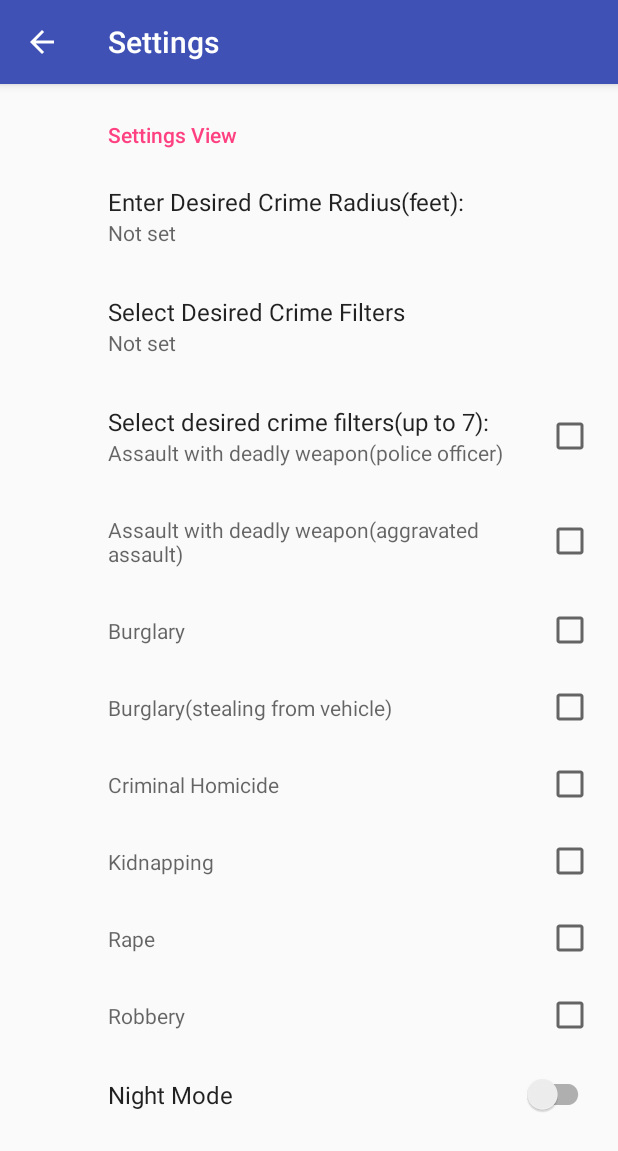
After one commit to Jsroach/CS275-Final-project, an Android app: the SettingsActivity screen opened directly, with no data from a screen before it, on a phone screen of 412 x 824 dp. The commit adds this screen. Shown: the top 1151 px of the screen. Run offline under Robolectric (Android 15) with nearby library versions, the phone set to English and light mode, and no system bars; our stand-ins replace androidx.preference.

Commit message:
Added checkboxes to settings activity

```diff
--- /dev/null
+++ b/StyledMap/app/src/main/java/com/example/styledmap/SettingsActivity.java
@@ -0,0 +1,31 @@
+package com.example.styledmap;
+
+import android.os.Bundle;
+
+import androidx.appcompat.app.ActionBar;
+import androidx.appcompat.app.AppCompatActivity;
+import androidx.preference.PreferenceFragmentCompat;
+
+public class SettingsActivity extends AppCompatActivity {
+
+    @Override
+    protected void onCreate(Bundle savedInstanceState) {
+        super.onCreate(savedInstanceState);
+        setContentView(R.layout.settings_activity);
+        getSupportFragmentManager()
+                .beginTransaction()
+                .replace(R.id.settings, new SettingsFragment())
+                .commit();
+        ActionBar actionBar = getSupportActionBar();
+        if (actionBar != null) {
+            actionBar.setDisplayHomeAsUpEnabled(true);
+        }
+    }
+
+    public static class SettingsFragment extends PreferenceFragmentCompat {
+        @Override
+        public void onCreatePreferences(Bundle savedInstanceState, String rootKey) {
+            setPreferencesFromResource(R.xml.root_preferences, rootKey);
+        }
+    }
+}
--- /dev/null
+++ b/StyledMap/app/src/main/res/layout/settings_activity.xml
@@ -0,0 +1,9 @@
+<LinearLayout xmlns:android="http://schemas.android.com/apk/res/android"
+    android:layout_width="match_parent"
+    android:layout_height="match_parent">
+
+    <FrameLayout
+        android:id="@+id/settings"
+        android:layout_width="match_parent"
+        android:layout_height="match_parent" />
+</LinearLayout>
--- /dev/null
+++ b/StyledMap/app/src/main/res/values/arrays.xml
@@ -0,0 +1,24 @@
+<resources>
+    <!-- Reply Preference -->
+    <string-array name="crime_filters">
+        <item>Assault with deadly weapon(police officer)</item>
+        <item>Assault with deadly eapon(aggravated assault)</item>
+        <item>Burglary</item>
+        <item>Burglary(theft from vehicle)</item>
+        <item>Criminal Homicide</item>
+        <item>Kidnapping</item>
+        <item>Rape</item>
+        <item>Robbery</item>
+    </string-array>
+
+    <string-array name="crime_values">
+        <item>Assault with deadly weapon(police officer)</item>
+        <item>Assault with deadly eapon(aggravated assault)</item>
+        <item>Burglary</item>
+        <item>Burglary(theft from vehicle)</item>
+        <item>Criminal Homicide</item>
+        <item>Kidnapping</item>
+        <item>Rape</item>
+        <item>Robbery</item>
+    </string-array>
+</resources>
--- a/StyledMap/app/src/main/res/values/strings.xml
+++ b/StyledMap/app/src/main/res/values/strings.xml
@@ -13,6 +13,24 @@
     <string name="map">Map</string>
     <string name="crime_list">Crime List</string>
     <string name="settings">Settings</string>
+    <string name="title_activity_settings">Settings</string>
+
+    <!-- Preference Titles -->
+    <string name="settingscategory">Settings View</string>
+    <string name="nightmode">Night Mode</string>
+    <string name="crimefilters">Select Desired Crime Filters</string>
+
+
+    <!-- Messages Preferences -->
+    <string name="crime_radius">Enter Desired Crime Radius(feet):</string>
+    <string name="reply_title">Default reply action</string>
+
+    <!-- Sync Preferences -->
+    <string name="sync_title">Sync email periodically</string>
+    <string name="attachment_title">Download incoming attachments</string>
+    <string name="attachment_summary_on">Automatically download attachments for incoming emails
+    </string>
+    <string name="attachment_summary_off">Only download attachments when manually requested</string>
 
 
 </resources>
--- a/StyledMap/app/src/main/res/values/styles.xml
+++ b/StyledMap/app/src/main/res/values/styles.xml
@@ -10,7 +10,7 @@
 
     <style name="FullscreenTheme" parent="AppTheme">
         <item name="android:actionBarStyle">@style/FullscreenActionBarStyle</item>
-        <item name="android:windowActionBarOverlay">true</item>
+        <item name="android:windowActionBarOverlay">false</item>
         <item name="android:windowBackground">@null</item>
         <item name="metaButtonBarStyle">?android:attr/buttonBarStyle</item>
         <item name="metaButtonBarButtonStyle">?android:attr/buttonBarButtonStyle</item>
--- /dev/null
+++ b/StyledMap/app/src/main/res/xml/root_preferences.xml
@@ -0,0 +1,85 @@
+<!--
+  ~ Copyright 2018 The app Open Source Project
+  ~
+  ~ Licensed under the Apache License, Version 2.0 (the "License");
+  ~ you may not use this file except in compliance with the License.
+  ~ You may obtain a copy of the License at
+  ~
+  ~      http://www.apache.org/licenses/LICENSE-2.0
+  ~
+  ~ Unless required by applicable law or agreed to in writing, software
+  ~ distributed under the License is distributed on an "AS IS" BASIS,
+  ~ WITHOUT WARRANTIES OR CONDITIONS OF ANY KIND, either express or implied.
+  ~ See the License for the specific language governing permissions and
+  ~ limitations under the License.
+  -->
+
+<PreferenceScreen xmlns:app="http://schemas.android.com/apk/res-auto"
+    xmlns:android="http://schemas.android.com/apk/res/android">
+
+    <PreferenceCategory
+        app:key="settingscategory"
+        app:title="@string/settingscategory">
+
+        <EditTextPreference
+            app:key="crimeradius"
+            app:title="@string/crime_radius"
+            app:useSimpleSummaryProvider="true"/>
+
+        <MultiSelectListPreference
+            app:key="crimefilters"
+            app:entries="@array/crime_filters"
+            app:entryValues="@array/crime_values"
+            app:title="@string/crimefilters"
+            app:useSimpleSummaryProvider="true" />
+
+        <CheckBoxPreference
+            app:key="filterone"
+            app:title="Select desired crime filters(up to 7):"
+            android:defaultValue="false"
+            android:summary="Assault with deadly weapon(police officer)"/>
+
+        <CheckBoxPreference
+            app:key="filtertwo"
+            android:defaultValue="false"
+            android:summary="Assault with deadly weapon(aggravated assault)"/>
+
+        <CheckBoxPreference
+            app:key="filterthree"
+            android:defaultValue="false"
+            android:summary="Burglary"/>
+
+        <CheckBoxPreference
+            app:key="filterfour"
+            android:defaultValue="false"
+            android:summary="Burglary(stealing from vehicle)"/>
+
+        <CheckBoxPreference
+            app:key="filterfive"
+            android:defaultValue="false"
+            android:summary="Criminal Homicide"/>
+
+        <CheckBoxPreference
+            app:key="filtersix"
+            android:defaultValue="false"
+            android:summary="Kidnapping"/>
+
+        <CheckBoxPreference
+            app:key="filterseven"
+            android:defaultValue="false"
+            android:summary="Rape"/>
+
+        <CheckBoxPreference
+            app:key="filtereight"
+            android:defaultValue="false"
+            android:summary="Robbery"/>
+
+        <SwitchPreferenceCompat
+            app:key="nightmode"
+            app:title="@string/nightmode" />
+
+
+
+    </PreferenceCategory>
+
+</PreferenceScreen>
--- a/StyledMap/gradle.properties
+++ b/StyledMap/gradle.properties
@@ -6,7 +6,7 @@
 
 # For more details on how to configure your build environment visit
 # http://www.gradle.org/docs/current/userguide/build_environment.html
-
+android.useAndroidX=true
 # Specifies the JVM arguments used for the daemon process.
 # The setting is particularly useful for tweaking memory settings.
 org.gradle.jvmargs=-Xmx1536m
@@ -15,7 +15,7 @@ org.gradle.jvmargs=-Xmx1536m
 # This option should only be used with decoupled projects. More details, visit
 # http://www.gradle.org/docs/current/userguide/multi_project_builds.html#sec:decoupled_projects
 # org.gradle.parallel=true
-
+android.enableJetifier=true
 # Replace  the value below with your own Google API key for Android app.
 # To learn how to get a Google Maps Platform API key, visit:
 # https://developers.google.com/maps/documentation/android-sdk/start#step_4_get_a_google_maps_api_key
```
Also changed, not shown: StyledMap/app/build.gradle (+10 -7 lines), StyledMap/app/src/main/AndroidManifest.xml (+9 -0 lines), StyledMap/app/src/main/java/com/example/styledmap/MainMenuActivity.java (added, +176 -0 lines), StyledMap/app/src/main/java/com/example/styledmap/PermissionUtils.java (+45 -26 lines), StyledMap/app/src/main/res/layout/activity_main_menu.xml (added, +83 -0 lines), StyledMap/app/src/main/res/values-v21/styles.xml (added, +8 -0 lines), StyledMap/app/src/main/res/values/dimens.xml (added, +8 -0 lines), StyledMap/app/src/main/res/values/drawables.xml (added, +8 -0 lines), 1 other file.
